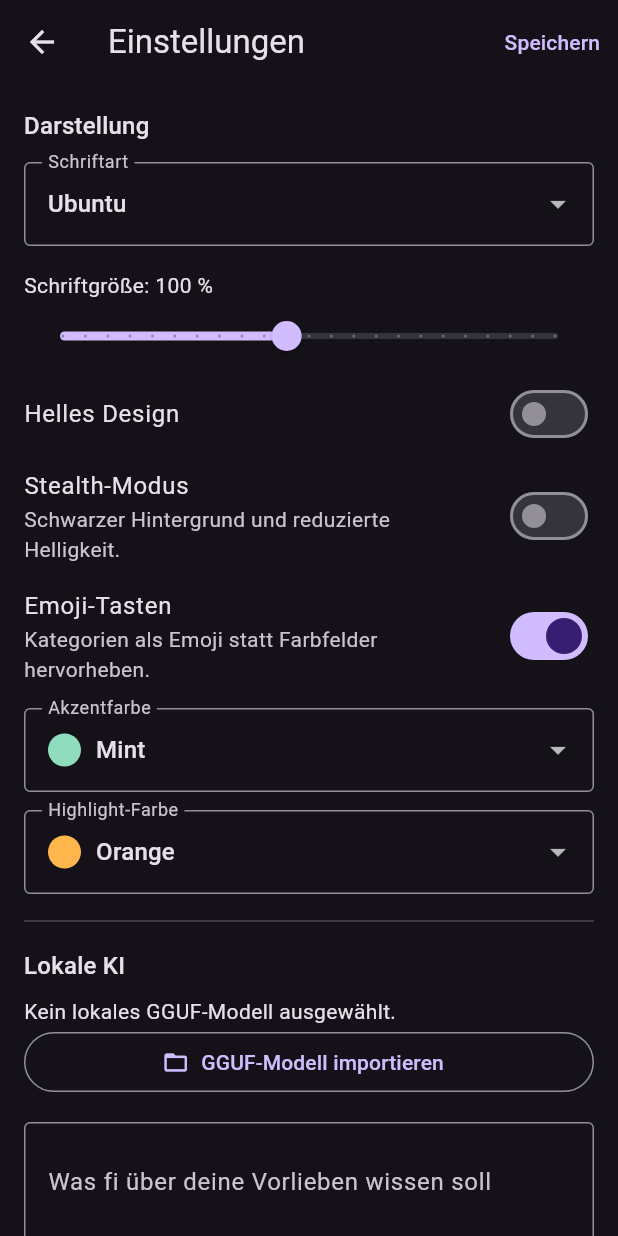
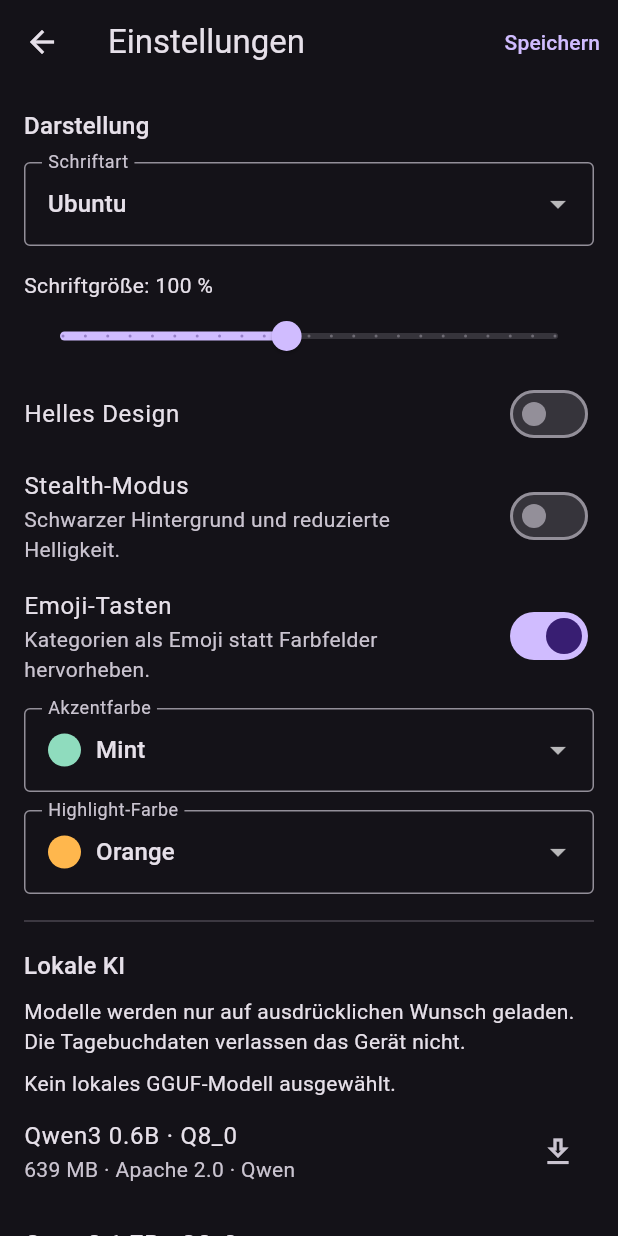
Before and after one commit to maheis/filterlos.ich, a Flutter app: the SettingsPage screen opened directly with empty values, on a phone screen of 412 x 824 dp. Run offline on Flutter 3.47's test engine with Material 3 defaults, Android fonts, the phone set to English and light mode, and no system bars; our stand-ins replace audioplayers, file_picker, flutter_secure_storage, flutter_svg, local_auth, speech_to_text; missing offline and left inert: cryptography, llm_llamacpp, record; accounts and stored records are empty.

Commit message:
Implement local model download feature and update settings page

```diff
--- a/lib/pages/settings_page.dart
+++ b/lib/pages/settings_page.dart
@@ -7,6 +7,7 @@ import 'package:path/path.dart' as p;
 import 'package:path_provider/path_provider.dart';
 
 import '../app_controller.dart';
+import '../services/local_model_download_service.dart';
 import '../ui_settings.dart';
 
 class SettingsPage extends StatefulWidget {
@@ -21,8 +22,11 @@ class SettingsPage extends StatefulWidget {
 class _SettingsPageState extends State<SettingsPage> {
   late FilterlosSettings _draft = widget.controller.settings;
   final _memoryController = TextEditingController();
+  final _modelDownloadService = LocalModelDownloadService();
   bool _copyingModel = false;
   bool _updatingMemory = false;
+  String? _downloadingModelId;
+  int _downloadedModelBytes = 0;
 
   @override
   void initState() {
@@ -140,6 +144,80 @@ class _SettingsPageState extends State<SettingsPage> {
     } finally {
       if (mounted) setState(() => _copyingModel = false);
     }
+  }
+
+  Future<void> _downloadModel(LocalModelCatalogEntry model) async {
+    final approved = await showDialog<bool>(
+      context: context,
+      builder: (dialogContext) => AlertDialog(
+        title: const Text('Lokales Modell herunterladen?'),
+        content: Text(
+          '${model.name}\n'
+          'Download: ${formatModelSize(model.sizeBytes)}\n'
+          'Lizenz: Apache 2.0\n\n'
+          'Die Datei wird von Hugging Face geladen und im privaten App-Ordner '
+          'gespeichert. Dafür wird zusätzlicher Gerätespeicher benötigt. '
+          'Tagebucheinträge werden nicht übertragen. Das Modell selbst ist '
+          'nicht verschlüsselt. Lizenzquelle:\n${model.licenseUrl}',
+        ),
+        actions: [
+          TextButton(
+            onPressed: () => Navigator.of(dialogContext).pop(false),
+            child: const Text('Abbrechen'),
+          ),
+          FilledButton.icon(
+            onPressed: () => Navigator.of(dialogContext).pop(true),
+            icon: const Icon(Icons.download_outlined),
+            label: const Text('Herunterladen'),
+          ),
+        ],
+      ),
+    );
+    if (approved != true || !mounted) return;
+
+    setState(() {
+      _downloadingModelId = model.id;
+      _downloadedModelBytes = 0;
+    });
+    try {
+      final support = await getApplicationSupportDirectory();
+      final directory = Directory(
+        p.join(support.path, 'filterlos.ich', 'models'),
+      );
+      final file = await _modelDownloadService.download(
+        model,
+        directory: directory,
+        onProgress: (receivedBytes) {
+          if (mounted) setState(() => _downloadedModelBytes = receivedBytes);
+        },
+      );
+      if (!mounted) return;
+      final next = _draft.copyWith(
+        localModelPath: file.path,
+        userMemorySummary: _memoryController.text.trim(),
+      );
+      await widget.controller.updateSettings(next);
+      if (!mounted) return;
+      setState(() => _draft = next);
+      _showMessage('Modell geprüft und lokal aktiviert.');
+    } on LocalModelDownloadCancelled {
+      if (mounted) _showMessage('Modelldownload abgebrochen.');
+    } on LocalModelDownloadException catch (error) {
+      if (mounted) _showMessage(error.message);
+    } catch (_) {
+      if (mounted) _showMessage('Das Modell konnte nicht geladen werden.');
+    } finally {
+      if (mounted) {
+        setState(() {
+          _downloadingModelId = null;
+          _downloadedModelBytes = 0;
+        });
+      }
+    }
+  }
+
+  void _cancelModelDownload() {
+    _modelDownloadService.cancel();
   }
 
   Future<void> _removeModel() async {
@@ -288,6 +366,11 @@ class _SettingsPageState extends State<SettingsPage> {
           const Divider(height: 36),
           Text('Lokale KI', style: Theme.of(context).textTheme.titleMedium),
           const SizedBox(height: 8),
+          const Text(
+            'Modelle werden nur auf ausdrücklichen Wunsch geladen. Die '
+            'Tagebuchdaten verlassen das Gerät nicht.',
+          ),
+          const SizedBox(height: 8),
           if (settings.localModelPath.isEmpty)
             const Text('Kein lokales GGUF-Modell ausgewählt.')
           else
@@ -302,8 +385,12 @@ class _SettingsPageState extends State<SettingsPage> {
                 icon: const Icon(Icons.delete_outline),
               ),
             ),
+          for (final model in LocalModelCatalogEntry.officialModels)
+            _modelDownloadOption(model, settings),
           OutlinedButton.icon(
-            onPressed: _copyingModel ? null : _chooseModel,
+            onPressed: _copyingModel || _downloadingModelId != null
+                ? null
+                : _chooseModel,
             icon: _copyingModel
                 ? const SizedBox.square(
                     dimension: 18,
@@ -344,8 +431,9 @@ class _SettingsPageState extends State<SettingsPage> {
           ),
           const SizedBox(height: 8),
           Text(
-            'Das Modell wird nicht mitgeliefert oder automatisch heruntergeladen. '
-            'Prüfe vor dem Import die Modelllizenz und den Speicherbedarf.',
+            'Quelle: Qwen-Team auf Hugging Face. Die angebotenen Gewichte '
+            'stehen unter Apache 2.0. Modelle werden nicht mit der App '
+            'gebündelt; ein Download benötigt eine Internetverbindung.',
             style: Theme.of(context).textTheme.bodySmall,
           ),
           const Divider(height: 32),
@@ -403,8 +491,55 @@ class _SettingsPageState extends State<SettingsPage> {
 
   @override
   void dispose() {
+    _modelDownloadService.cancel();
     _memoryController.dispose();
     super.dispose();
+  }
+
+  Widget _modelDownloadOption(
+    LocalModelCatalogEntry model,
+    FilterlosSettings settings,
+  ) {
+    final isDownloading = _downloadingModelId == model.id;
+    final isActive = p.basename(settings.localModelPath) == model.filename;
+    return Column(
+      crossAxisAlignment: CrossAxisAlignment.start,
+      children: [
+        ListTile(
+          contentPadding: EdgeInsets.zero,
+          title: Text(model.name),
+          subtitle: Text(
+            '${formatModelSize(model.sizeBytes)} · Apache 2.0 · Qwen',
+          ),
+          trailing: isDownloading
+              ? IconButton(
+                  tooltip: 'Download abbrechen',
+                  onPressed: _cancelModelDownload,
+                  icon: const Icon(Icons.close),
+                )
+              : isActive
+              ? const Icon(Icons.check_circle_outline)
+              : IconButton(
+                  tooltip: 'Modell herunterladen und aktivieren',
+                  onPressed: _downloadingModelId != null || _copyingModel
+                      ? null
+                      : () => _downloadModel(model),
+                  icon: const Icon(Icons.download_outlined),
+                ),
+        ),
+        if (isDownloading) ...[
+          LinearProgressIndicator(
+            value: _downloadedModelBytes / model.sizeBytes,
+          ),
+          const SizedBox(height: 4),
+          Text(
+            '${formatModelSize(_downloadedModelBytes)} / '
+            '${formatModelSize(model.sizeBytes)}',
+            style: Theme.of(context).textTheme.bodySmall,
+          ),
+        ],
+      ],
+    );
   }
 }
 
--- /dev/null
+++ b/lib/services/local_model_download_service.dart
@@ -0,0 +1,201 @@
+import 'dart:io';
+
+import 'package:crypto/crypto.dart';
+import 'package:path/path.dart' as p;
+
+class LocalModelCatalogEntry {
+  const LocalModelCatalogEntry({
+    required this.id,
+    required this.name,
+    required this.repository,
+    required this.filename,
+    required this.sizeBytes,
+    required this.sha256,
+    this.downloadUrlOverride,
+  });
+
+  final String id;
+  final String name;
+  final String repository;
+  final String filename;
+  final int sizeBytes;
+  final String sha256;
+  final String? downloadUrlOverride;
+
+  String get sourceUrl => 'https://huggingface.co/$repository';
+  String get licenseUrl => '$sourceUrl/blob/main/LICENSE';
+  String get downloadUrl =>
+      downloadUrlOverride ?? '$sourceUrl/resolve/main/$filename?download=true';
+
+  static const officialModels = <LocalModelCatalogEntry>[
+    LocalModelCatalogEntry(
+      id: 'qwen3-0.6b-q8',
+      name: 'Qwen3 0.6B · Q8_0',
+      repository: 'Qwen/Qwen3-0.6B-GGUF',
+      filename: 'Qwen3-0.6B-Q8_0.gguf',
+      sizeBytes: 639446688,
+      sha256:
+          '9465e63a22add5354d9bb4b99e90117043c7124007664907259bd16d043bb031',
+    ),
+    LocalModelCatalogEntry(
+      id: 'qwen3-1.7b-q8',
+      name: 'Qwen3 1.7B · Q8_0',
+      repository: 'Qwen/Qwen3-1.7B-GGUF',
+      filename: 'Qwen3-1.7B-Q8_0.gguf',
+      sizeBytes: 1834426016,
+      sha256:
+          '061b54daade076b5d3362dac252678d17da8c68f07560be70818cace6590cb1a',
+    ),
+    LocalModelCatalogEntry(
+      id: 'qwen3-4b-q4km',
+      name: 'Qwen3 4B · Q4_K_M',
+      repository: 'Qwen/Qwen3-4B-GGUF',
+      filename: 'Qwen3-4B-Q4_K_M.gguf',
+      sizeBytes: 2497280256,
+      sha256:
+          '7485fe6f11af29433bc51cab58009521f205840f5b4ae3a32fa7f92e8534fdf5',
+    ),
+  ];
+}
+
+class LocalModelDownloadCancelled implements Exception {
+  const LocalModelDownloadCancelled();
+}
+
+class LocalModelDownloadException implements Exception {
+  const LocalModelDownloadException(this.message);
+
+  final String message;
+
+  @override
+  String toString() => message;
+}
+
+class LocalModelDownloadService {
+  HttpClient? _client;
+  bool _cancelRequested = false;
+
+  void cancel() {
+    _cancelRequested = true;
+    _client?.close(force: true);
+  }
+
+  Future<File> download(
+    LocalModelCatalogEntry model, {
+    required Directory directory,
+    required void Function(int receivedBytes) onProgress,
+  }) async {
+    _cancelRequested = false;
+    await directory.create(recursive: true);
+    final target = File(p.join(directory.path, model.filename));
+    final partial = File('${target.path}.part');
+    final existingIsValid = await _matchesExpectedFile(target, model);
+    if (existingIsValid) return target;
+    if (await target.exists()) await target.delete();
+
+    final client = HttpClient()
+      ..connectionTimeout = const Duration(seconds: 30);
+    _client = client;
+    try {
+      final request = await client.getUrl(Uri.parse(model.downloadUrl));
+      request.headers.set(HttpHeaders.acceptHeader, 'application/octet-stream');
+      final response = await request.close();
+      if (_cancelRequested) throw const LocalModelDownloadCancelled();
+      if (response.statusCode != HttpStatus.ok) {
+        await response.drain<void>();
+        throw LocalModelDownloadException(
+          'Der Model-Server antwortete mit HTTP ${response.statusCode}.',
+        );
+      }
+      if (response.contentLength > 0 &&
+          response.contentLength != model.sizeBytes) {
+        await response.drain<void>();
+        throw const LocalModelDownloadException(
+          'Die angekündigte Dateigröße stimmt nicht mit dem Modellkatalog überein.',
+        );
+      }
+
+      final digestSink = _SingleDigestSink();
+      final hashInput = sha256.startChunkedConversion(digestSink);
+      final output = partial.openWrite();
+      var receivedBytes = 0;
+      var lastReportedBytes = 0;
+      onProgress(0);
+      try {
+        await for (final chunk in response) {
+          if (_cancelRequested) throw const LocalModelDownloadCancelled();
+          receivedBytes += chunk.length;
+          if (receivedBytes > model.sizeBytes) {
+            throw const LocalModelDownloadException(
+              'Der Download ist größer als die erwartete Modelldatei.',
+            );
+          }
+          hashInput.add(chunk);
+          output.add(chunk);
+          if (receivedBytes - lastReportedBytes >= 512 * 1024 ||
+              receivedBytes == model.sizeBytes) {
+            lastReportedBytes = receivedBytes;
+            onProgress(receivedBytes);
+          }
+        }
+        await output.flush();
+      } finally {
+        await output.close();
+      }
+      hashInput.close();
+
+      if (receivedBytes != model.sizeBytes ||
+          digestSink.digest?.toString() != model.sha256) {
+        throw const LocalModelDownloadException(
+          'Dateigröße oder SHA-256-Prüfsumme stimmt nicht. Der Download wurde verworfen.',
+        );
+      }
+      if (_cancelRequested) throw const LocalModelDownloadCancelled();
+      return await partial.rename(target.path);
+    } on LocalModelDownloadCancelled {
+      rethrow;
+    } on LocalModelDownloadException {
+      rethrow;
+    } catch (error) {
+      if (_cancelRequested) throw const LocalModelDownloadCancelled();
+      throw LocalModelDownloadException('Download fehlgeschlagen: $error');
+    } finally {
+      client.close(force: true);
+      if (identical(_client, client)) _client = null;
+      if (await partial.exists()) await partial.delete();
+    }
+  }
+
+  Future<bool> _matchesExpectedFile(
+    File file,
+    LocalModelCatalogEntry model,
+  ) async {
+    if (!await file.exists() || await file.length() != model.sizeBytes) {
+      return false;
+    }
+    final digestSink = _SingleDigestSink();
+    final hashInput = sha256.startChunkedConversion(digestSink);
+    await for (final chunk in file.openRead()) {
+      hashInput.add(chunk);
+    }
+    hashInput.close();
+    return digestSink.digest?.toString() == model.sha256;
+  }
+}
+
+class _SingleDigestSink implements Sink<Digest> {
+  Digest? digest;
+
+  @override
+  void add(Digest value) => digest = value;
+
+  @override
+  void close() {}
+}
+
+String formatModelSize(int bytes) {
+  if (bytes >= 1000 * 1000 * 1000) {
+    return '${(bytes / (1000 * 1000 * 1000)).toStringAsFixed(2)} GB';
+  }
+  return '${(bytes / (1000 * 1000)).round()} MB';
+}
--- a/pubspec.yaml
+++ b/pubspec.yaml
@@ -22,11 +22,13 @@ dependencies:
   audioplayers: ^6.8.1
   llm_llamacpp: ^0.7.0
   flutter_svg: ^2.2.3
+  crypto: ^3.0.7
 
 dev_dependencies:
   flutter_test:
     sdk: flutter
   flutter_lints: ^6.0.0
+  test: ^1.31.1
 
 flutter:
   uses-material-design: true
```
Also changed, not shown: pubspec.lock, 4 other files.
